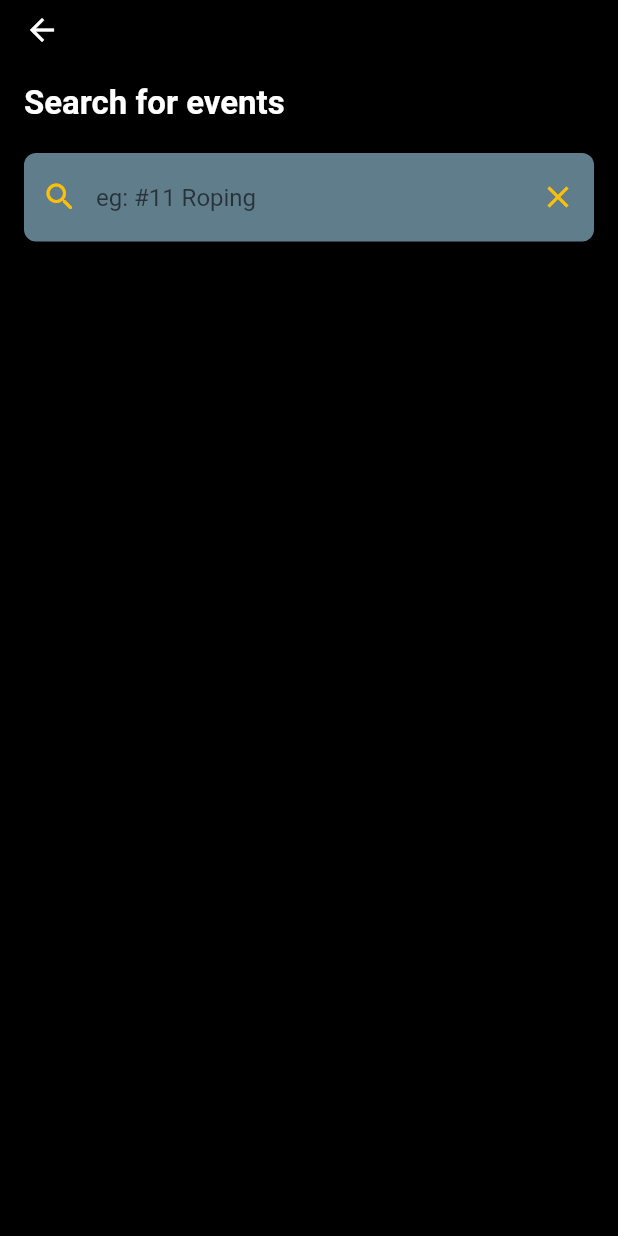
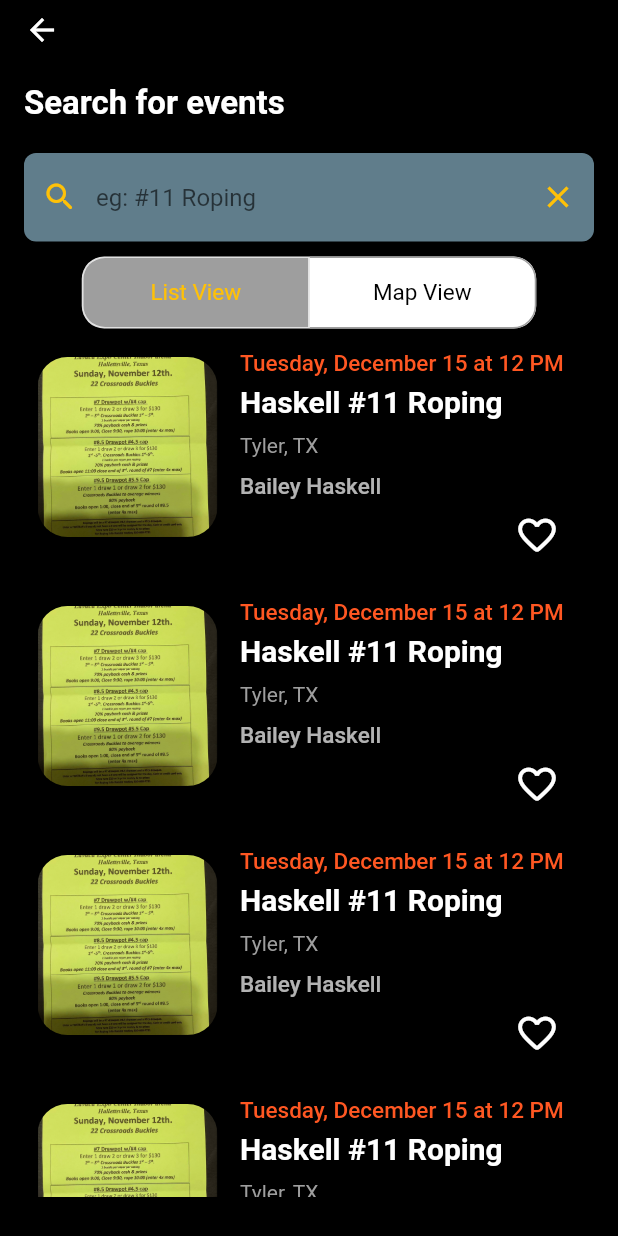
Before and after one commit to HaskizMe/roping_app, a Flutter app: the SearchEventsScreen screen opened directly, on a phone screen of 412 x 824 dp. Run offline on Flutter 3.47's test engine with Material 2 defaults, Android fonts, the phone set to English and light mode, and no system bars; our stand-ins replace device_preview, google_maps_flutter, photo_view.

Commit message:
added list view in search events tab

```diff
--- a/lib/screens/home.dart
+++ b/lib/screens/home.dart
@@ -47,8 +47,6 @@ class HomeScreen extends StatelessWidget {
                 height: 150.0,
                 image: AssetImage(
                   "lib/assets/images/roping_flyer_1.png",
-                  //width: 100,
-                  //height: 140,
                 ),
                 placeHolderText: "Place image here",
                 id: 2,
--- a/lib/screens/search.dart
+++ b/lib/screens/search.dart
@@ -1,5 +1,6 @@
 import 'package:flutter/material.dart';
-
+import 'package:roping_event_app/custom_widgets/cards.dart';
+import 'package:google_maps_flutter/google_maps_flutter.dart';
 class SearchEventsScreen extends StatefulWidget {
   const SearchEventsScreen({Key? key}) : super(key: key);
 
@@ -18,6 +19,7 @@ class _SearchEventsScreenState extends State<SearchEventsScreen> {
 
     super.dispose();
   }
+  int _selectedIndex = 0; // 0 for List View, 1 for Map View
   @override
   Widget build(BuildContext context) {
     return GestureDetector(
@@ -30,15 +32,6 @@ class _SearchEventsScreenState extends State<SearchEventsScreen> {
           toolbarHeight: 40,
           elevation: 0.0,
           backgroundColor: Colors.black,
-          // actions: [
-          //   IconButton(
-          //     icon: Icon(Icons.search),
-          //     iconSize: 40,
-          //     onPressed: () {
-          //       showSearch(context: context, delegate: DataSearch());
-          //     },
-          //   ),
-          // ],
         ),
         body: Padding(
           padding: EdgeInsets.all(16.0),
@@ -84,7 +77,83 @@ class _SearchEventsScreenState extends State<SearchEventsScreen> {
                 onEditingComplete: () {
                   FocusScope.of(context).unfocus();
                 },
-              )
+              ),
+
+              const SizedBox(height: 10,),
+              Row(
+                mainAxisAlignment: MainAxisAlignment.center,
+                crossAxisAlignment: CrossAxisAlignment.center,
+                children: [
+                  Container(
+                    decoration: BoxDecoration(
+                      color: Colors.white, // Set your desired background color
+                      borderRadius: BorderRadius.circular(15.0), // Adjust the value for roundness
+                    ),
+                    child: ToggleButtons(
+                      fillColor: Colors.grey,
+                      color: Colors.black,
+                      disabledBorderColor: Colors.green,
+                      splashColor: Colors.green,
+                      highlightColor: Colors.purple,
+                      selectedColor: Colors.amber,
+                      hoverColor: Colors.red,
+                      borderColor: Colors.grey,
+                      borderRadius: BorderRadius.circular(15.0),
+                      constraints: BoxConstraints.expand(width: 150.0),
+                      isSelected: [_selectedIndex == 0, _selectedIndex == 1],
+                      onPressed: (index) {
+                        setState(() {
+                          _selectedIndex = index;
+                        });
+                      },
+                      children: const [
+                        Padding(
+                          padding: EdgeInsets.all(8.0),
+                          child: Text(
+                            'List View',
+                            style: TextStyle(
+                              fontSize: 15,
+                            ),
+                          ),
+                        ),
+                        Padding(
+                          padding: EdgeInsets.all(8.0),
+                          child: Text(
+                            'Map View',
+                            style: TextStyle(
+                              fontSize: 15,
+                            ),
+                          ),
+                        ),
+                      ],
+                    ),
+                  ),
+                  // Visibility(
+                  //   visible: _selectedIndex == 0,
+                  //   child: buildListView(),
+                  // ),
+                  // Visibility(
+                  //   visible: _selectedIndex == 1,
+                  //   child: buildMapView(),
+                  // ),
+                ],
+              ),
+              Visibility(
+                visible: _selectedIndex == 0,
+                child: Expanded(
+                  child: Center(
+                    child: listView(),
+                  ),
+                ),
+              ),
+              Visibility(
+                visible: _selectedIndex == 1,
+                child: Expanded(
+                  child: Center(
+                    child: mapView(),
+                  ),
+                ),
+              ),
             ],
           ),
         ),
@@ -92,7 +161,34 @@ class _SearchEventsScreenState extends State<SearchEventsScreen> {
     );
   }
 }
+Widget listView() {
+  return Padding(
+    padding: const EdgeInsets.fromLTRB(0.0, 10.0, 0.0, 10.0),
+    child: ListView.builder(
+      itemCount: 8, // Number of items in your list
+      itemBuilder: (context, index) {
+        return const CustomCard(
+          color: Colors.yellow,
+          date: "Tuesday, December 15 at 12 PM",
+          event: "Haskell #11 Roping",
+          location: "Tyler, TX",
+          publisher: "Bailey Haskell",
+          height: 150.0,
+          image: AssetImage(
+            "lib/assets/images/roping_flyer_1.png",
+          ),
+          placeHolderText: "Place image here",
+          id: 2+1,
+        );
+      },
+    ),
+  );
+}
 
+Widget mapView() {
+  // Your Map View implementation here
+  return Container(child: Text('Map View Content'), color: Colors.white,);
+}
 class DataSearch extends SearchDelegate<String> {
   final List<String> data = ["apple", "banana", "cherry", "date", "elderberry"];
 
--- a/pubspec.yaml
+++ b/pubspec.yaml
@@ -37,6 +37,7 @@ dependencies:
   cupertino_icons: ^1.0.2
   device_preview: ^1.1.0
   photo_view: ^0.14.0
+  google_maps_flutter: ^2.5.0
 
 dev_dependencies:
   flutter_test:
```
Also changed, not shown: pubspec.lock, 1 other file.
